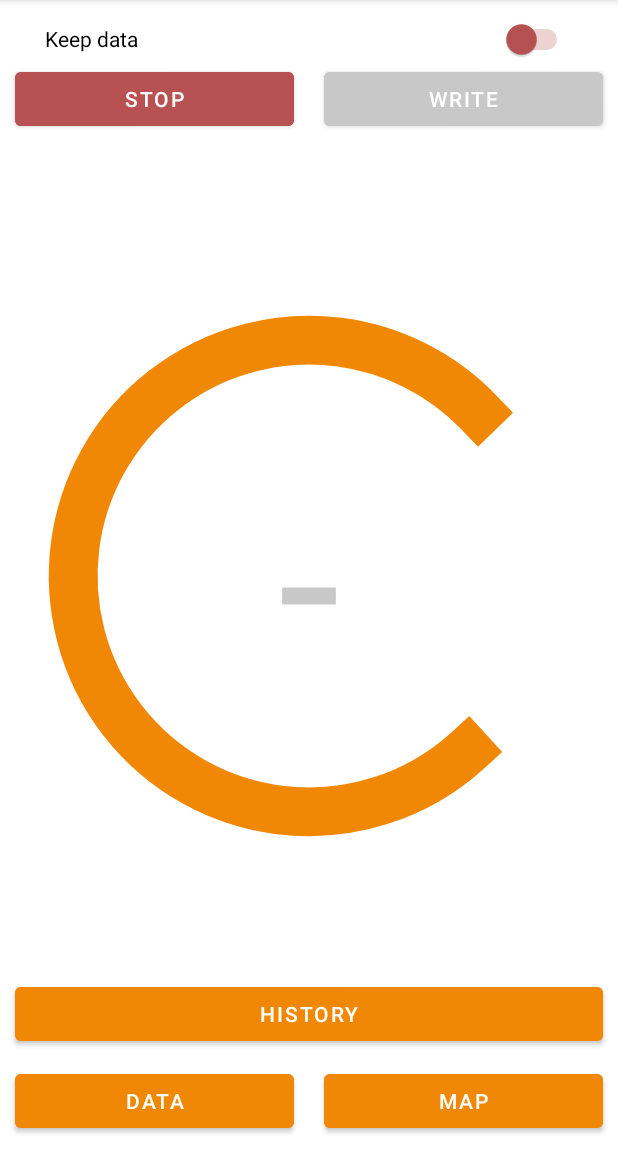
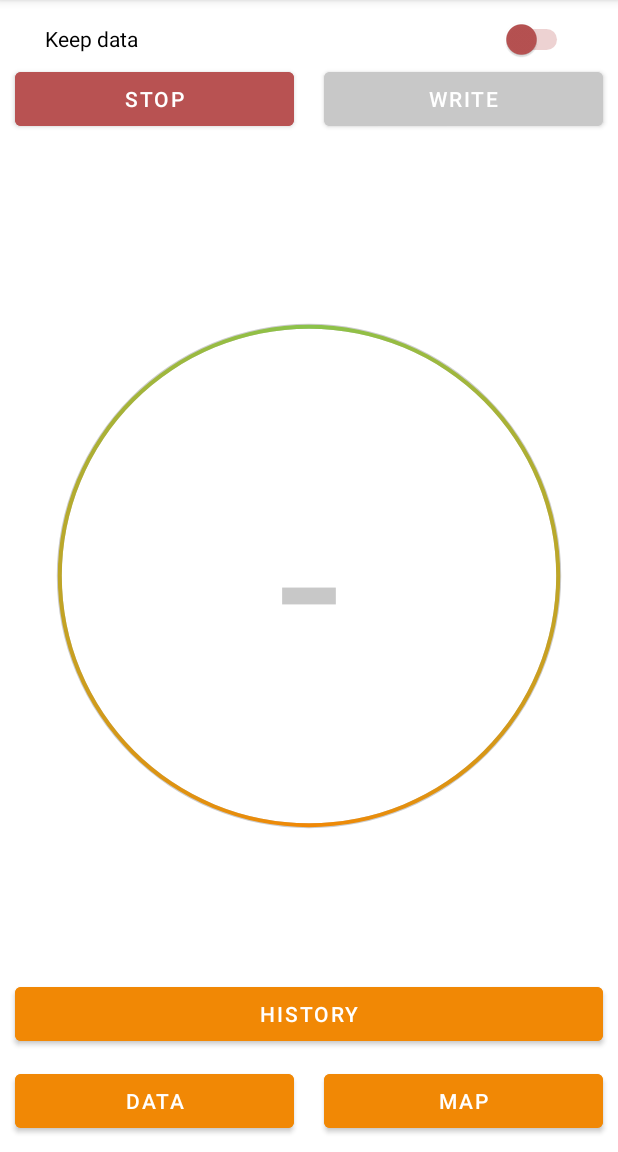
Before and after one commit to XavierClavel/DataHeatmap, an Android app: the screen it shows after launch (MainActivity), on a phone screen of 412 x 824 dp, the part 84-1236 px from its top. Run offline under Robolectric (Android 15) with nearby library versions, the phone set to English and light mode, and no system bars.

Commit message:
custom progress bar

```diff
--- a/app/src/main/java/com/xavierclavel/datamapping/DataActivity.java
+++ b/app/src/main/java/com/xavierclavel/datamapping/DataActivity.java
@@ -24,6 +24,8 @@ public class DataActivity extends AppCompatActivity {
     static TextView networkTypeDisplay;
     static TextView networkDetailDisplay;
     static TextView locationDataDisplay;
+    public static TextView nbPointsDisplay;
+
     public static LatLng lastLocation = null;
     static Integer lastDownSpeed = null;
     static Integer lastUpSpeed = null;
@@ -44,6 +46,7 @@ public class DataActivity extends AppCompatActivity {
         networkTypeDisplay = findViewById(R.id.networkTypeDisplay);
         networkDetailDisplay = findViewById(R.id.networkDetailDisplay);
         locationDataDisplay = findViewById(R.id.locationDataDisplay);
+        nbPointsDisplay = findViewById(R.id.nbPointsDisplay);
 
         activityInitialized = true;
         if (lastLocation != null) locationDisplay.setText(lastLocation.toString());
@@ -53,6 +56,7 @@ public class DataActivity extends AppCompatActivity {
         if (lastNetworkType != null) networkTypeDisplay.setText(lastNetworkType);
         if (lastNetworkDetail != null) networkDetailDisplay.setText(lastNetworkDetail);
         if (lastLocationData != null) locationDataDisplay.setText(lastLocationData);
+        nbPointsDisplay.setText("" + HeatmapManager.nbPoints);
     }
 
 
--- a/app/src/main/java/com/xavierclavel/datamapping/MainActivity.java
+++ b/app/src/main/java/com/xavierclavel/datamapping/MainActivity.java
@@ -19,7 +19,6 @@ import android.os.Bundle;
 import android.telephony.TelephonyManager;
 import android.util.Log;
 import android.view.View;
-import android.view.animation.DecelerateInterpolator;
 import android.widget.Button;
 import android.widget.ProgressBar;
 import android.widget.Switch;
@@ -37,6 +36,9 @@ import java.util.Locale;
 public class MainActivity extends AppCompatActivity implements View.OnClickListener {
 
     //TODO : add button to start new measurement
+    //TODO : display number of data points
+    //TODO : prevent data points from being too close d > 5m to avoid having too much useless data
+    //TODO : use threads to read data from xml file to prevent blocking the app in case of large measurements
 
     public static MainActivity instance;
     public static TextView nbBluetoothDevicesDisplay;
@@ -45,10 +47,11 @@ public class MainActivity extends AppCompatActivity implements View.OnClickListe
 
     public static boolean appPaused = false;
     Button buttonStop;
-    ProgressBar progressBar;
+    static ProgressBar progressBar;
+    static ObjectAnimator animation;
     Switch switchKeepData;
-    ColorStateList green;
-    ColorStateList red;
+    static ColorStateList green;
+    static ColorStateList red;
 
     SharedPreferences mPrefs;
     SharedPreferences.Editor mEditor;
@@ -64,11 +67,12 @@ public class MainActivity extends AppCompatActivity implements View.OnClickListe
     protected void onCreate(Bundle savedInstanceState) {
         super.onCreate(savedInstanceState);
         setContentView(R.layout.activity_main);
-        ProgressBar progressBar = findViewById(R.id.progressBar);
-        ObjectAnimator animation = ObjectAnimator.ofInt(progressBar, "progress", 0, 500); // see this max value coming back here, we animate towards that value
-        animation.setDuration(5000); // in milliseconds
-        animation.setInterpolator(new DecelerateInterpolator());
-        animation.start();
+
+        progressBar = findViewById(R.id.progressBar);
+        progressBar.setMax(1000);
+        animation = ObjectAnimator.ofInt(progressBar, "progress", 0, 1000); // see this max value coming back here, we animate towards that value
+
+
 
         Log.d("__________________________________________", "start");
         findViewById(R.id.buttonMap).setOnClickListener(this);
@@ -112,6 +116,17 @@ public class MainActivity extends AppCompatActivity implements View.OnClickListe
          */
 
         getLocalData();
+
+        Animate();
+    }
+
+    public static void Animate()
+    {
+        animation.cancel();
+        progressBar.setProgress(0);
+        //progressBar.setBackgroundTintList(green);
+        animation.setDuration(5000); // in milliseconds
+        animation.start();
     }
 
     void getLocalData() {
--- /dev/null
+++ b/app/src/main/res/drawable/circle_shape.xml
@@ -0,0 +1,11 @@
+<?xml version="1.0" encoding="utf-8"?>
+<shape
+    xmlns:android="http://schemas.android.com/apk/res/android"
+    android:shape="ring"
+    android:innerRadiusRatio="2.5"
+    android:thickness="3dp"
+    android:useLevel="false">
+
+    <solid android:color="#CCC" />
+
+</shape>
--- a/app/src/main/res/drawable/circular.xml
+++ /dev/null
@@ -1,10 +0,0 @@
-<?xml version="1.0" encoding="utf-8"?>
-<selector xmlns:android="http://schemas.android.com/apk/res/android">
-    <shape
-        android:useLevel="true"
-        android:innerRadiusRatio="10"
-        android:shape="ring"
-        android:thickness="10sp" >
-        <solid android:color="#00FF00" />
-    </shape>
-</selector>
--- /dev/null
+++ b/app/src/main/res/drawable/circular_progress_bar.xml
@@ -0,0 +1,19 @@
+<?xml version="1.0" encoding="utf-8"?>
+<rotate xmlns:android="http://schemas.android.com/apk/res/android"
+    android:fromDegrees="270"
+    android:toDegrees="270">
+    <shape
+        android:innerRadiusRatio="2.5"
+        android:shape="ring"
+        android:thickness="2.5dp"
+        android:useLevel="true"><!-- this line fixes the issue for lollipop api 21 -->
+
+        <gradient
+            android:angle="0"
+            android:endColor="#8BC34A"
+            android:centerColor="#F18805"
+            android:startColor="#8BC34A"
+            android:type="sweep"
+            android:useLevel="false" />
+    </shape>
+</rotate>
--- a/app/src/main/res/layout/activity_main.xml
+++ b/app/src/main/res/layout/activity_main.xml
@@ -16,23 +16,26 @@
         app:layout_constraintTop_toTopOf="parent">
 
         <ProgressBar
-            android:id="@+id/progressBar"
-            style="?android:attr/progressBarStyleHorizontal"
+            android:id="@+id/progressBarNormal"
+            style="@android:style/Widget.DeviceDefault.Light.ProgressBar.Large"
             android:layout_width="500dp"
             android:layout_height="500dp"
             android:layout_centerInParent="true"
             android:max="500"
             android:progress="0"
-            android:progressDrawable="@drawable/circular" />
+            android:visibility="invisible" />
 
         <ProgressBar
-            android:id="@+id/pppppprogressBar"
-            style="@android:style/Widget.DeviceDefault.Light.ProgressBar.Large"
+            android:id="@+id/progressBar"
+            android:layout_centerInParent="true"
             android:layout_width="500dp"
             android:layout_height="500dp"
-            android:layout_centerInParent="true"
-            android:indeterminateTint="#F18805"
-            android:progressTint="#00BCD4" />
+            android:indeterminate="false"
+            android:progressDrawable="@drawable/circular_progress_bar"
+            android:background="@drawable/circle_shape"
+            style="?android:attr/progressBarStyleHorizontal"
+            android:max="100"
+            android:progress="65" />
 
         <TextView
             android:id="@+id/nbBluetoothDevices"
```
Also changed, not shown: app/src/main/java/com/xavierclavel/datamapping/HeatmapManager.java (+22 -4 lines), app/src/main/java/com/xavierclavel/datamapping/XmlManager.java (+5 -5 lines), app/src/main/res/layout/activity_data.xml (+12 -0 lines).
